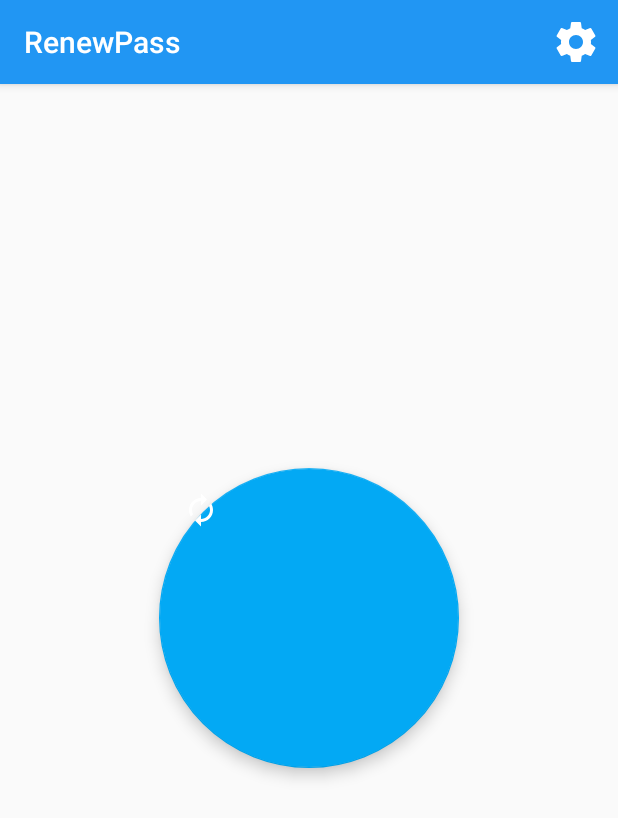
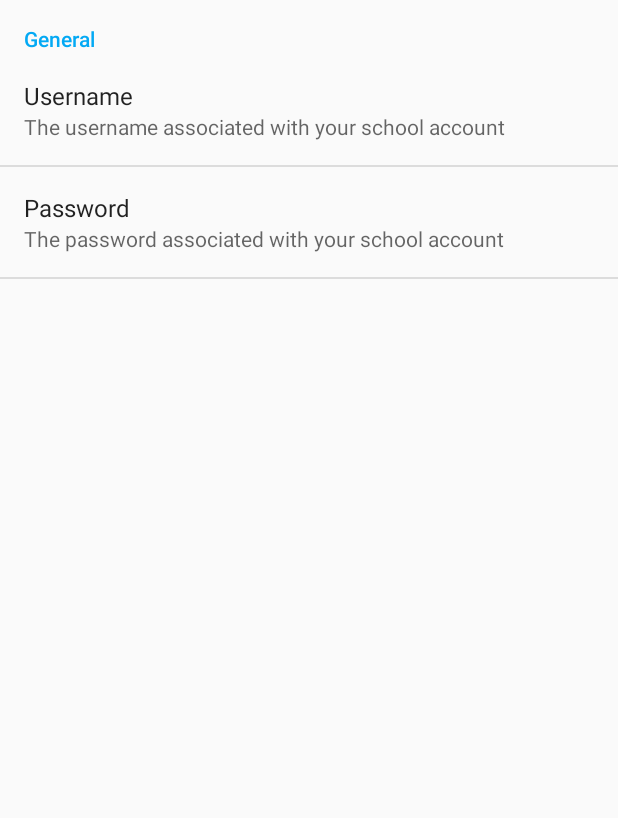
Before and after one commit to Coffeeboys/RenewPass, an Android app: the screen it shows after launch (MainActivity before the commit, SettingsActivity after it), after a tap on "Settings", on a phone screen of 412 x 824 dp. Shown: the top 818 px of the screen. Run offline under Robolectric (Android 15) with nearby library versions, the phone set to English and light mode, and no system bars; libraries missing offline, so code that uses them is left out: me.zhanghai.android; plain views replace MaterialProgressBar; 2 statements that could not run were skipped.

Commit message:
Added settings activity/fragment

```diff
--- a/app/src/main/AndroidManifest.xml
+++ b/app/src/main/AndroidManifest.xml
@@ -8,9 +8,9 @@
         android:allowBackup="true"
         android:icon="@mipmap/ic_launcher"
         android:label="@string/app_name"
+        android:screenOrientation="portrait"
         android:supportsRtl="true"
-        android:theme="@style/AppTheme"
-        android:screenOrientation="portrait">
+        android:theme="@style/AppTheme">
         <activity
             android:name=".MainActivity"
             android:label="@string/app_name"
@@ -21,6 +21,10 @@
                 <category android:name="android.intent.category.LAUNCHER" />
             </intent-filter>
         </activity>
+        <activity
+            android:name=".SettingsActivity"
+            android:label="@string/title_activity_settings"
+            android:theme="@style/AppTheme.Preferences"></activity>
     </application>
 
 </manifest>
--- a/app/src/main/java/ca/alexland/renewpass/MainActivity.java
+++ b/app/src/main/java/ca/alexland/renewpass/MainActivity.java
@@ -2,6 +2,7 @@ package ca.alexland.renewpass;
 
 import android.app.AlertDialog;
 import android.content.DialogInterface;
+import android.content.Intent;
 import android.graphics.Color;
 import android.graphics.drawable.Drawable;
 import android.os.Bundle;
@@ -119,6 +120,8 @@ public class MainActivity extends AppCompatActivity {
 
         //noinspection SimplifiableIfStatement
         if (id == R.id.action_settings) {
+            Intent intent = new Intent(MainActivity.this, SettingsActivity.class);
+            startActivity(intent);
             return true;
         }
 
--- /dev/null
+++ b/app/src/main/java/ca/alexland/renewpass/SettingsActivity.java
@@ -0,0 +1,28 @@
+package ca.alexland.renewpass;
+
+import android.os.Bundle;
+import android.preference.PreferenceActivity;
+import android.preference.PreferenceFragment;
+import android.view.Window;
+import android.view.WindowManager;
+
+public class SettingsActivity extends PreferenceActivity
+{
+    @Override
+    protected void onCreate(Bundle savedInstanceState)
+    {
+        super.onCreate(savedInstanceState);
+        getFragmentManager().beginTransaction().replace(android.R.id.content, new SettingsFragment()).commit();
+    }
+
+    public static class SettingsFragment extends PreferenceFragment
+    {
+        @Override
+        public void onCreate(final Bundle savedInstanceState)
+        {
+            super.onCreate(savedInstanceState);
+            addPreferencesFromResource(R.xml.preferences);
+        }
+    }
+
+}
--- a/app/src/main/res/values/strings.xml
+++ b/app/src/main/res/values/strings.xml
@@ -2,4 +2,10 @@
     <string name="app_name">RenewPass</string>
     <string name="action_settings">Settings</string>
     <string name="button_renew">Renew UPass</string>
+    <string name="title_activity_settings">SettingsActivity</string>
+    <string name="preference_header_general">General</string>
+    <string name="preference_username">Username</string>
+    <string name="preference_username_description">The username associated with your school account</string>
+    <string name="preference_password">Password</string>
+    <string name="preference_password_description">The password associated with your school account</string>
 </resources>
--- a/app/src/main/res/values/styles.xml
+++ b/app/src/main/res/values/styles.xml
@@ -13,6 +13,11 @@
         <item name="windowNoTitle">true</item>
     </style>
 
+    <style name="AppTheme.Preferences">
+        <item name="colorPrimary">#FFFFFF</item>
+        <item name="colorPrimaryDark">#9E9E9E</item>
+    </style>
+
     <style name="AppTheme.AppBarOverlay" parent="ThemeOverlay.AppCompat.Dark.ActionBar" />
 
     <style name="AppTheme.PopupOverlay" parent="ThemeOverlay.AppCompat.Light" />
--- /dev/null
+++ b/app/src/main/res/xml/preferences.xml
@@ -0,0 +1,22 @@
+<?xml version="1.0" encoding="utf-8"?>
+<PreferenceScreen xmlns:android="http://schemas.android.com/apk/res/android">
+    <PreferenceCategory
+        android:title="@string/preference_header_general">
+
+        <EditTextPreference
+            android:key="Username"
+            android:title="@string/preference_username"
+            android:summary="@string/preference_username_description"
+            android:dialogTitle="@string/preference_username"
+            android:inputType="text"/>
+
+        <EditTextPreference
+            android:key="Password"
+            android:title="@string/preference_password"
+            android:summary="@string/preference_password_description"
+            android:dialogTitle="@string/preference_password"
+            android:inputType="textWebPassword"/>
+
+    </PreferenceCategory>
+
+</PreferenceScreen>
```
